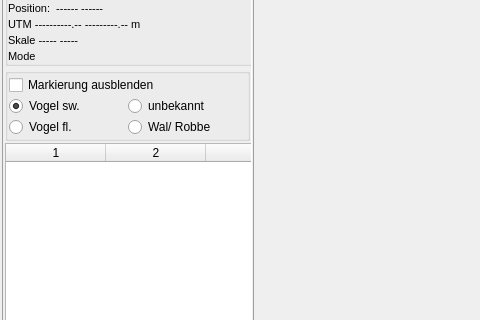
Old version of the form mainwindow.ui in the repository ifaoe/2014-07-Bird-Census; both pictures show x 0 to 480 and y 327 to 647 of the 1248 by 805 pixel window.
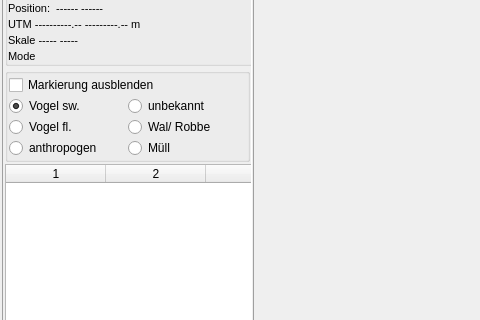
New version of the form. The open tabs and pages were chosen to show the change. Icons and pictures are not drawn.

Diff of the .ui file:
```diff
--- a/mainwindow.ui
+++ b/mainwindow.ui
@@ -715,6 +715,32 @@
                    </attribute>
                   </widget>
                  </item>
+                 <item row="3" column="0">
+                  <widget class="QRadioButton" name="rbAN">
+                   <property name="text">
+                    <string>anthropogen</string>
+                   </property>
+                   <property name="dbvalue" stdset="0">
+                    <string>AN</string>
+                   </property>
+                   <attribute name="buttonGroup">
+                    <string notr="true">btgLayers</string>
+                   </attribute>
+                  </widget>
+                 </item>
+                 <item row="3" column="1">
+                  <widget class="QRadioButton" name="rbTR">
+                   <property name="text">
+                    <string>Müll</string>
+                   </property>
+                   <property name="dbvalue" stdset="0">
+                    <string>TR</string>
+                   </property>
+                   <attribute name="buttonGroup">
+                    <string notr="true">btgLayers</string>
+                   </attribute>
+                  </widget>
+                 </item>
                 </layout>
                </widget>
               </item>
```
Left out of the diff: 4 changed lines with no effect on the pictures.
